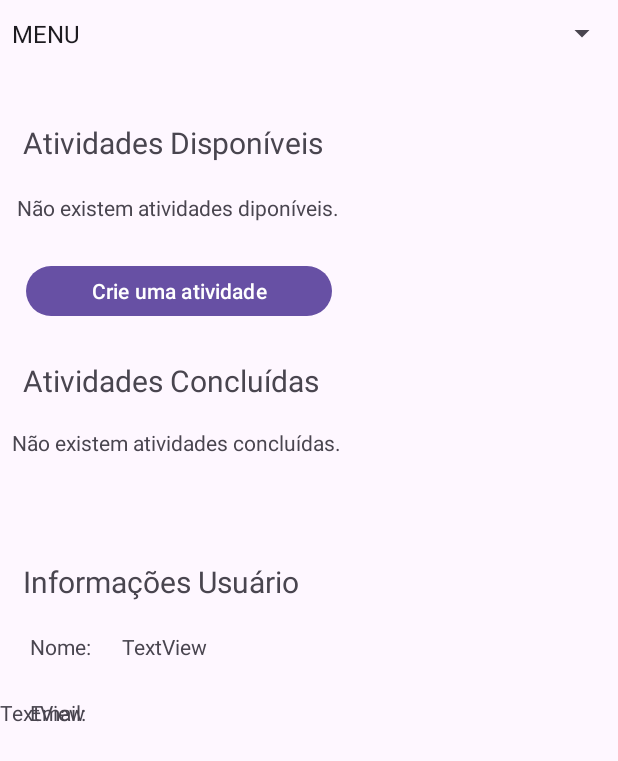
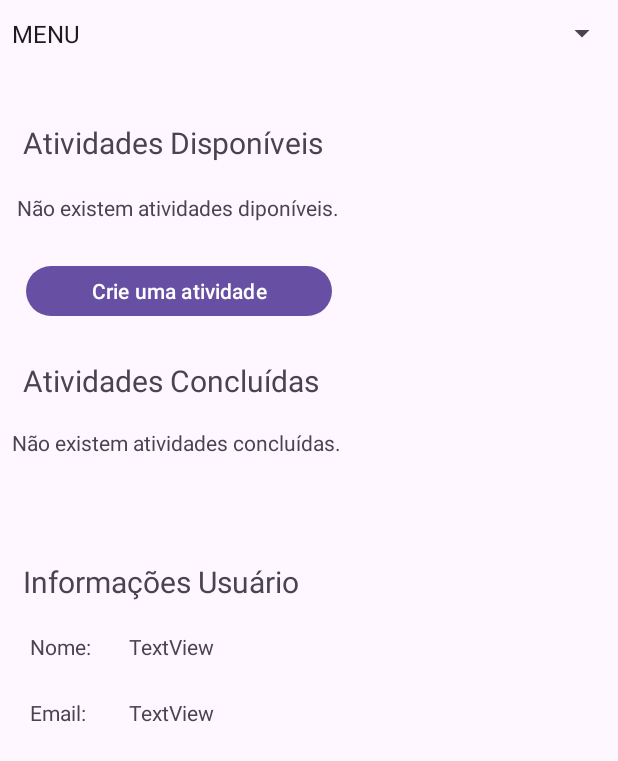
Before and after one commit to Dener-Fernandes/TrabalhoFinalProgMobile, an Android app: the HomeActivity screen opened directly, with no data from a screen before it, on a phone screen of 412 x 824 dp. Shown: the top 761 px of the screen. Run offline under Robolectric (Android 15) with nearby library versions, the phone set to English and light mode, and no system bars; our stand-ins replace Room's generated code; 2 statements that could not run were skipped.

Commit message:
refactor: edit-home

```diff
--- a/app/src/main/res/layout/activity_home.xml
+++ b/app/src/main/res/layout/activity_home.xml
@@ -59,9 +59,10 @@
         android:layout_width="270dp"
         android:layout_height="21dp"
         android:layout_marginTop="20dp"
+        android:layout_marginEnd="56dp"
         android:text="TextView"
-        app:layout_constraintTop_toBottomOf="@+id/nomeUserLogged"
-        tools:layout_editor_absoluteX="82dp" />
+        app:layout_constraintEnd_toEndOf="parent"
+        app:layout_constraintTop_toBottomOf="@+id/nomeUserLogged" />
 
     <TextView
         android:id="@+id/nomeUserLogged"
@@ -72,7 +73,7 @@
         android:layout_marginEnd="56dp"
         android:text="TextView"
         app:layout_constraintEnd_toEndOf="parent"
-        app:layout_constraintHorizontal_bias="0.0"
+        app:layout_constraintHorizontal_bias="1.0"
         app:layout_constraintStart_toEndOf="@+id/textView14"
         app:layout_constraintTop_toBottomOf="@+id/textView12" />
 
```
